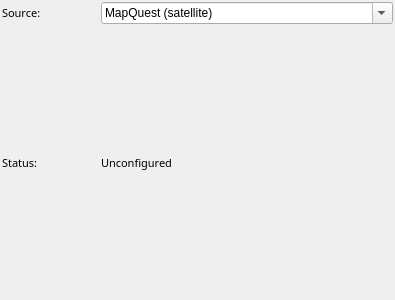
The window that tile_map/src/tile_map_config.ui (swri-robotics-gbp/mapviz-release) describes before a commit, drawn with Qt 5.
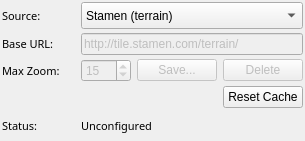
The same window after the commit.

Patch:
```diff
--- a/tile_map/src/tile_map_config.ui
+++ b/tile_map/src/tile_map_config.ui
@@ -6,8 +6,8 @@
    <rect>
     <x>0</x>
     <y>0</y>
-    <width>395</width>
-    <height>300</height>
+    <width>305</width>
+    <height>141</height>
    </rect>
   </property>
   <property name="windowTitle">
@@ -24,7 +24,7 @@
     <number>2</number>
    </property>
    <item row="3" column="0">
-    <widget class="QLabel" name="label_2">
+    <widget class="QLabel" name="url_label">
      <property name="font">
       <font>
        <family>Sans Serif</family>
@@ -32,11 +32,24 @@
       </font>
      </property>
      <property name="text">
-      <string>Status:</string>
+      <string>Base URL:</string>
      </property>
     </widget>
    </item>
-   <item row="3" column="1" colspan="3">
+   <item row="2" column="0">
+    <widget class="QLabel" name="label">
+     <property name="font">
+      <font>
+       <family>Sans Serif</family>
+       <pointsize>8</pointsize>
+      </font>
+     </property>
+     <property name="text">
+      <string>Source:</string>
+     </property>
+    </widget>
+   </item>
+   <item row="7" column="1" colspan="3">
     <widget class="QLabel" name="status">
      <property name="font">
       <font>
@@ -55,8 +68,8 @@
      </property>
     </widget>
    </item>
-   <item row="2" column="0">
-    <widget class="QLabel" name="label">
+   <item row="4" column="0">
+    <widget class="QLabel" name="label_6">
      <property name="font">
       <font>
        <family>Sans Serif</family>
@@ -64,30 +77,28 @@
       </font>
      </property>
      <property name="text">
-      <string>Source:</string>
+      <string>Max Zoom:</string>
+     </property>
+    </widget>
+   </item>
+   <item row="5" column="3">
+    <widget class="QPushButton" name="reset_cache_button">
+     <property name="text">
+      <string>Reset Cache</string>
      </property>
     </widget>
    </item>
    <item row="2" column="1" colspan="3">
     <widget class="QComboBox" name="source_combo">
+     <property name="maximumSize">
+      <size>
+       <width>16777215</width>
+       <height>27</height>
+      </size>
+     </property>
      <property name="editable">
-      <bool>true</bool>
+      <bool>false</bool>
      </property>
-     <item>
-      <property name="text">
-       <string>MapQuest (satellite)</string>
-      </property>
-     </item>
-     <item>
-      <property name="text">
-       <string>MapQuest (roads)</string>
-      </property>
-     </item>
-     <item>
-      <property name="text">
-       <string>Stamen (watercolor)</string>
-      </property>
-     </item>
      <item>
       <property name="text">
        <string>Stamen (terrain)</string>
@@ -98,6 +109,81 @@
        <string>Stamen (toner)</string>
       </property>
      </item>
+     <item>
+      <property name="text">
+       <string>Bing Maps (terrain)</string>
+      </property>
+     </item>
+     <item>
+      <property name="text">
+       <string>Custom WMTS Source...</string>
+      </property>
+     </item>
+    </widget>
+   </item>
+   <item row="3" column="1" colspan="3">
+    <widget class="QLineEdit" name="base_url_text">
+     <property name="enabled">
+      <bool>false</bool>
+     </property>
+     <property name="text">
+      <string>http://tile.stamen.com/terrain/</string>
+     </property>
+    </widget>
+   </item>
+   <item row="4" column="3">
+    <widget class="QPushButton" name="delete_button">
+     <property name="enabled">
+      <bool>false</bool>
+     </property>
+     <property name="text">
+      <string>Delete</string>
+     </property>
+    </widget>
+   </item>
+   <item row="4" column="2">
+    <widget class="QPushButton" name="save_button">
+     <property name="enabled">
+      <bool>false</bool>
+     </property>
+     <property name="text">
+      <string>Save...</string>
+     </property>
+    </widget>
+   </item>
+   <item row="7" column="0">
+    <widget class="QLabel" name="label_2">
+     <property name="font">
+      <font>
+       <family>Sans Serif</family>
+       <pointsize>8</pointsize>
+      </font>
+     </property>
+     <property name="text">
+      <string>Status:</string>
+     </property>
+    </widget>
+   </item>
+   <item row="4" column="1">
+    <widget class="QSpinBox" name="max_zoom_spin_box">
+     <property name="enabled">
+      <bool>false</bool>
+     </property>
+     <property name="sizePolicy">
+      <sizepolicy hsizetype="Expanding" vsizetype="Fixed">
+       <horstretch>0</horstretch>
+       <verstretch>0</verstretch>
+      </sizepolicy>
+     </property>
+     <property name="maximumSize">
+      <size>
+       <width>50</width>
+       <height>16777215</height>
+      </size>
+     </property>
+     <property name="value">
+      <number>15</number>
+     </property>
     </widget>
    </item>
   </layout>
```
Left out of the diff: 5 changed lines with no effect on the pictures.
